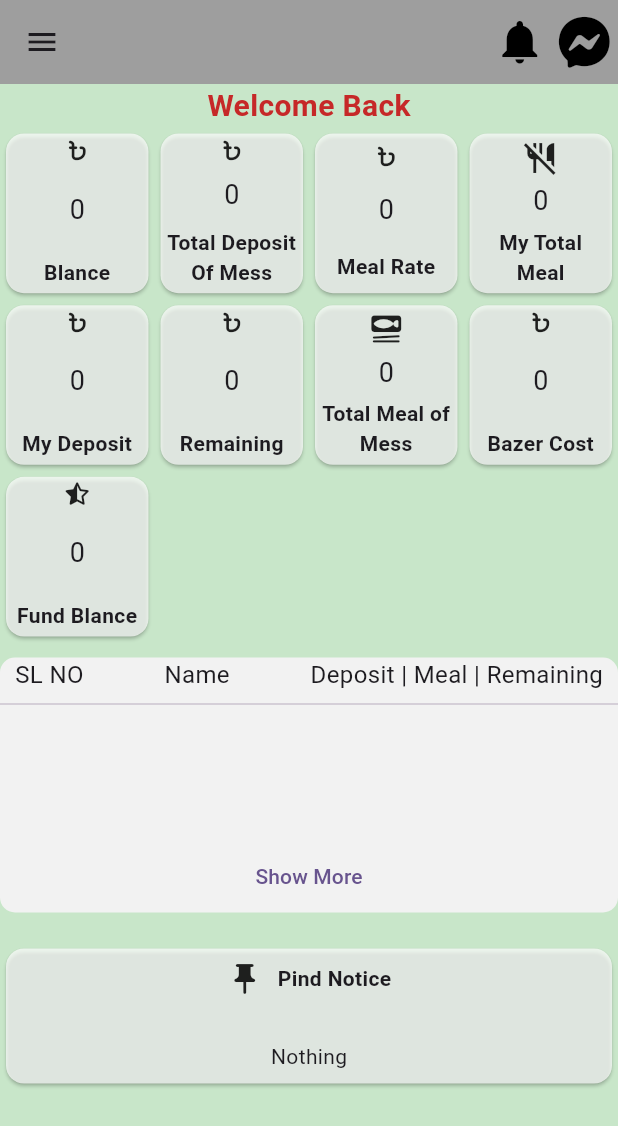
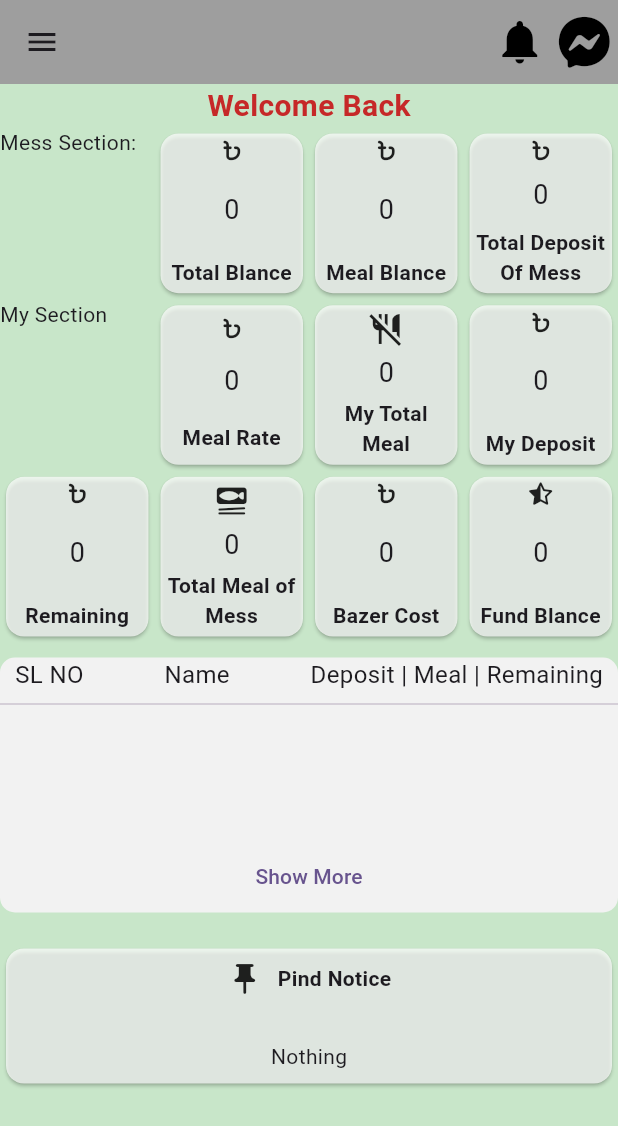
Before and after one commit to romjanali01673/mess-management, a Flutter app: the HomeScreen screen opened directly, on a phone screen of 412 x 824 dp. Shown: the top 1126 px of the screen. Run offline on Flutter 3.47's test engine with Material 3 defaults, Android fonts, the phone set to English and light mode, and no system bars; drawn by our look-alikes of auto_size_text; our stand-ins replace animate_do, cloud_firestore, connectivity_plus, dropdown_search, firebase_auth, firebase_core and 11 more; missing offline and left inert: app_settings, dart:ffi; accounts and stored records are empty.

Commit message:
BAZER SECTION MODIFYED

```diff
--- a/lib/bazer/bazer_entry.dart
+++ b/lib/bazer/bazer_entry.dart
@@ -244,7 +244,7 @@ class _BazerEntryScreenState extends State<BazerEntryScreen> {
               // color: Colors.,
               child: ListTile(
                 minTileHeight: 40,
-                title: Text("Total Cost : $totalAmount TK", style: TextStyle(fontSize: 20),),
+                title: Text("Total Cost \$ $totalAmount TK", style: TextStyle(fontSize: 20),),
               ),
             ),
 
--- a/lib/first_screen.dart
+++ b/lib/first_screen.dart
@@ -149,8 +149,11 @@ class _FirstScreenState extends State<FirstScreen> {
                       crossAxisSpacing: 0,
                       children: [
                         // menager see
+                        Text("Mess Section:"),
                         if(amIAdmin(messProvider: messProvider, authProvider: authProvider) || amIactmenager(messProvider: messProvider, authProvider: authProvider))
                         ...[
+
+                            // total blance (deposit - bazer + fund)
                             SizedBox(
                               height: 150,
                               child: Card(
@@ -162,11 +165,11 @@ class _FirstScreenState extends State<FirstScreen> {
                                     children: [
                                       FaIcon(FontAwesomeIcons.bangladeshiTakaSign , size: 15,),
                                       FittedBox(
-                                        child: Text(getFormatedPrice(value: firstScreenProvider.getBlance), style: getTextStyleForTitleM()),
+                                        child: Text(getFormatedPrice(value: firstScreenProvider.gettotalBlance), style: getTextStyleForTitleM()),
 
                                       ),
                                       AutoSizeText(
-                                        "Blance",
+                                        "Total Blance",
                                         maxLines: 2,
                                         textAlign: TextAlign.center,
                                         style: getTextStyleForSubTitleM().copyWith(fontWeight: FontWeight.bold),
@@ -178,6 +181,37 @@ class _FirstScreenState extends State<FirstScreen> {
                                 ),
                               ),
                             ),
+
+                            // meal blance (deposit - bazer)
+                            SizedBox(
+                              height: 150,
+                              child: Card(
+                                color: Colors.white70,
+                                child: Padding(
+                                  padding: const EdgeInsets.all(4.0),
+                                  child: Column(
+                                    mainAxisAlignment: MainAxisAlignment.spaceBetween,
+                                    children: [
+                                      FaIcon(FontAwesomeIcons.bangladeshiTakaSign , size: 15,),
+                                      FittedBox(
+                                        child: Text(getFormatedPrice(value: firstScreenProvider.getmealBlance), style: getTextStyleForTitleM()),
+
+                                      ),
+                                      AutoSizeText(
+                                        "Meal Blance",
+                                        maxLines: 2,
+                                        textAlign: TextAlign.center,
+                                        style: getTextStyleForSubTitleM().copyWith(fontWeight: FontWeight.bold),
+                                        overflow: TextOverflow.ellipsis,
+                                        minFontSize: 10,
+                                      ),
+                                    ],
+                                  ),
+                                ),
+                              ),
+                            ),
+
+
                             SizedBox(
                             height: 150,
                             child: Card(
@@ -207,6 +241,8 @@ class _FirstScreenState extends State<FirstScreen> {
                             ),
                           ),
                         ],
+
+                        Text("My Section"),
 
                         SizedBox(
                           height: 150,
--- a/lib/providers/firstScreen_provider.dart
+++ b/lib/providers/firstScreen_provider.dart
@@ -28,7 +28,8 @@ class FirstScreenProvider extends ChangeNotifier{
 // get ---------------------------------------------------------
 
   bool   get getIsLoading=> _isLoading;
-  double get getBlance => (_totalDepositOfMess - _totalBazerCost + _remainingFundBlance);
+  double get gettotalBlance => (_totalDepositOfMess - _totalBazerCost + _remainingFundBlance);
+  double get getmealBlance => (_totalDepositOfMess - _totalBazerCost + _remainingFundBlance);
 
   double get getMealRate{
     if(_totalMealOfMess==0){
```
